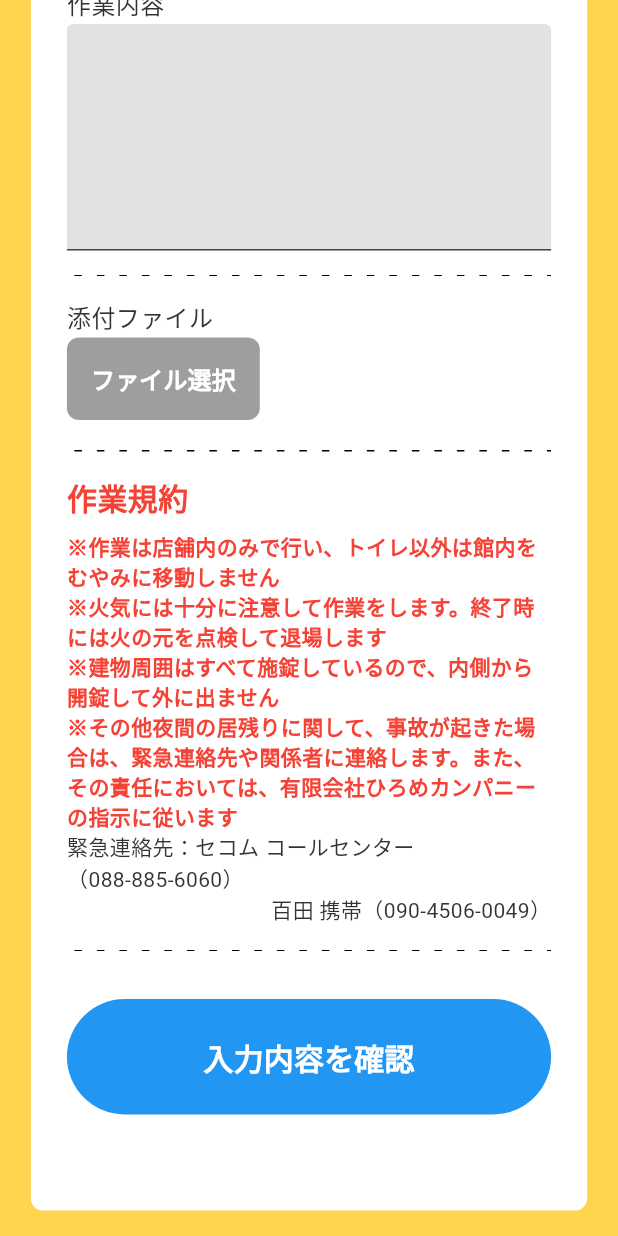
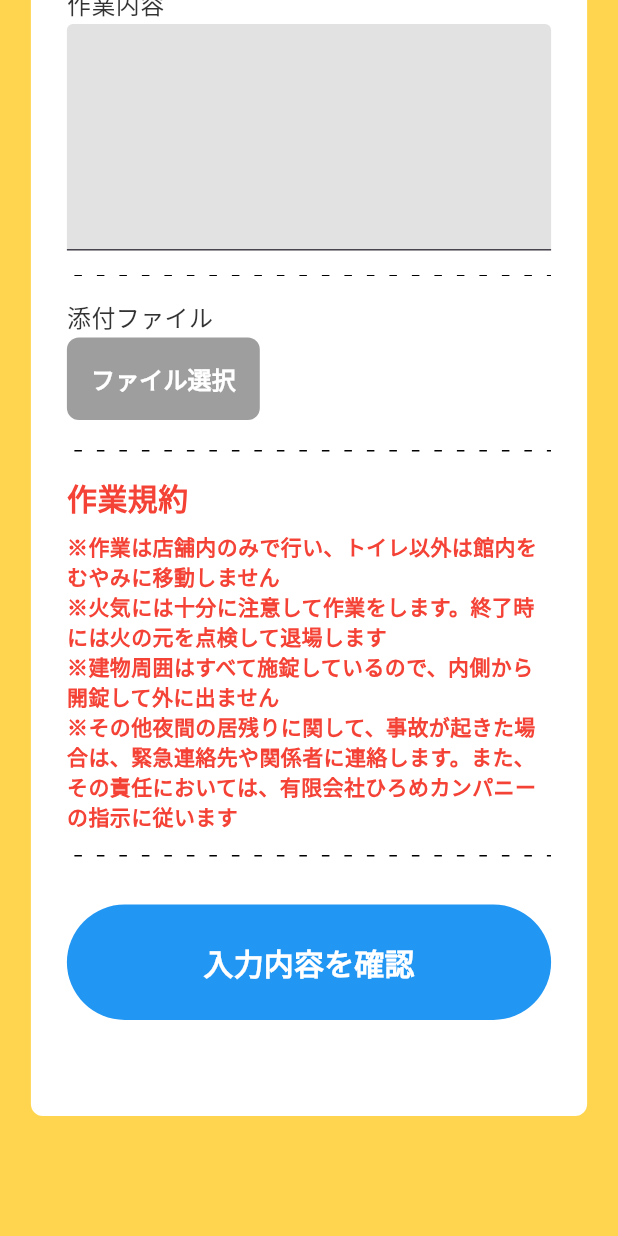
Before and after one commit to agora-creation/miel_work_request_overtime_web, a Flutter app: the screen it shows after launch, scrolled down 996 dp, on a phone screen of 412 x 824 dp. Run offline on Flutter 3.47's test engine with Material 3 defaults, Android fonts, the phone set to English and light mode, and no system bars; our stand-ins replace calendar_date_picker2, cloud_firestore, file_picker, firebase_auth, firebase_core, firebase_messaging and 6 more; missing offline and left inert: alert_banner, board_datetime_picker, common_utils; accounts and stored records are empty; Roboto replaces fonts that are missing (SourceHanSansJP-Bold, SourceHanSansJP-Regular).

Commit message:
20250127 agora commit

```diff
--- a/lib/screens/step1.dart
+++ b/lib/screens/step1.dart
@@ -293,16 +293,6 @@ class _Step1ScreenState extends State<Step1Screen> {
                       fontFamily: 'SourceHanSansJP-Bold',
                     ),
                   ),
-                  const Align(
-                    alignment: Alignment.centerRight,
-                    child: Column(
-                      crossAxisAlignment: CrossAxisAlignment.end,
-                      children: [
-                        Text('緊急連絡先：セコム コールセンター（088-885-6060）'),
-                        Text('百田 携帯（090-4506-0049）'),
-                      ],
-                    ),
-                  ),
                   const SizedBox(height: 16),
                   const DottedDivider(),
                   const SizedBox(height: 32),
```
Also changed, not shown: 1 other file.
